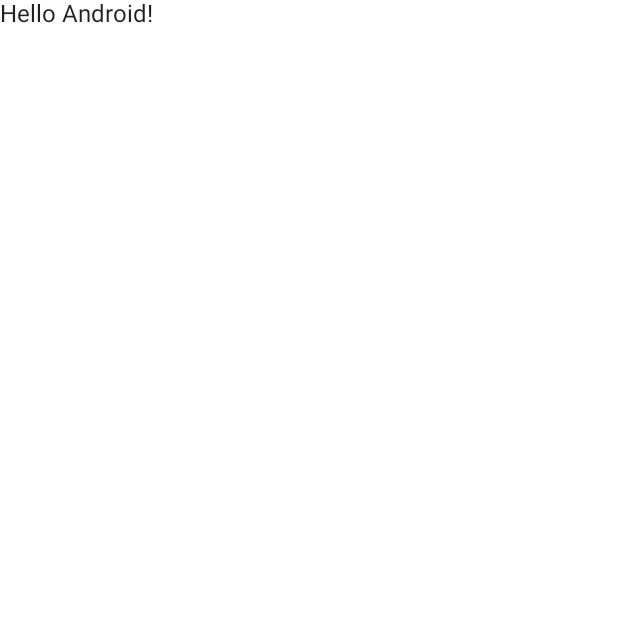
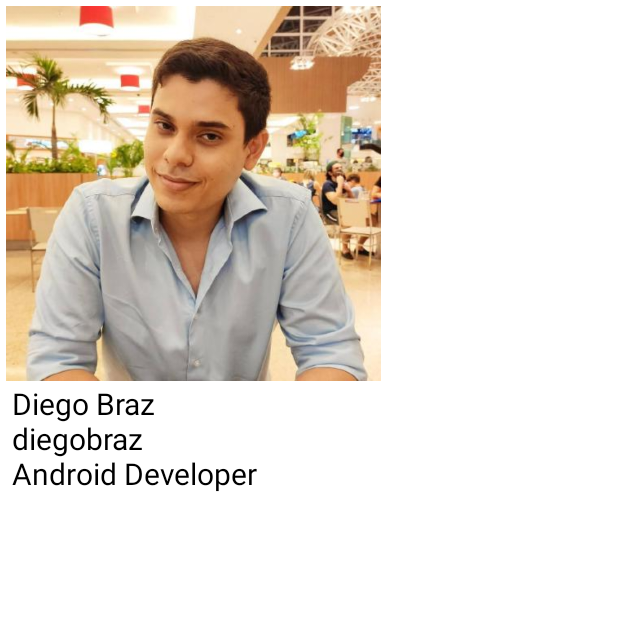
Before and after one commit to diegobraz/DevHub, an Android app built with Jetpack Compose: the screen it shows after launch (MainActivity), on a phone screen of 412 x 824 dp, the top half of it. Before the commit the part shown is almost empty. Run offline under Robolectric (Android 15) with nearby library versions, the phone set to English and light mode, and no system bars.

Commit message:
create interface

```diff
--- a/app/src/main/java/com/example/devhub/MainActivity.kt
+++ b/app/src/main/java/com/example/devhub/MainActivity.kt
@@ -3,13 +3,21 @@ package com.example.devhub
 import android.os.Bundle
 import androidx.activity.ComponentActivity
 import androidx.activity.compose.setContent
+import androidx.compose.foundation.Image
+import androidx.compose.foundation.layout.Column
 import androidx.compose.foundation.layout.fillMaxSize
+import androidx.compose.foundation.layout.padding
+import androidx.compose.foundation.layout.size
 import androidx.compose.material.MaterialTheme
 import androidx.compose.material.Surface
 import androidx.compose.material.Text
 import androidx.compose.runtime.Composable
 import androidx.compose.ui.Modifier
-import androidx.compose.ui.tooling.preview.Preview
+import androidx.compose.ui.graphics.Color
+import androidx.compose.ui.res.painterResource
+import androidx.compose.ui.text.TextStyle
+import androidx.compose.ui.unit.dp
+import androidx.compose.ui.unit.sp
 import com.example.devhub.ui.theme.DevHubTheme
 
 class MainActivity : ComponentActivity() {
@@ -21,22 +29,35 @@ class MainActivity : ComponentActivity() {
                     modifier = Modifier.fillMaxSize(),
                     color = MaterialTheme.colors.background
                 ) {
-                    Greeting("Android")
+                    LoadInformation()
                 }
             }
         }
     }
-}
 
-@Composable
-fun Greeting(name: String) {
-    Text(text = "Hello $name!")
-}
+    @Composable
+    fun LoadInformation() {
+        Column {
+            Image(
+                painter = painterResource(R.drawable.photo_profile),
+                contentDescription = getString(R.string.profile_photo),
+                modifier = Modifier
+                    .padding(all = 4.dp)
+                    .size(width = 250.dp, height = 250.dp)
+            )
+            SetText("Diego Braz")
+            SetText("diegobraz")
+            SetText("Android Developer")
+        }
+    }
 
-@Preview(showBackground = true)
-@Composable
-fun DefaultPreview() {
-    DevHubTheme {
-        Greeting("Android")
+    @Composable
+    private fun SetText(title: String) {
+        Text(
+            title,
+            color = Color.Black,
+            modifier = Modifier.padding(start = 8.dp),
+            style = TextStyle(fontSize = 20.sp)
+        )
     }
 }
--- a/app/src/main/res/values/strings.xml
+++ b/app/src/main/res/values/strings.xml
@@ -1,3 +1,4 @@
 <resources>
     <string name="app_name">DevHub</string>
+    <string name="profile_photo">Profile photo</string>
 </resources>
```
Also changed, not shown: app/src/main/res/drawable-v24/photo_profile.jpg (added).
